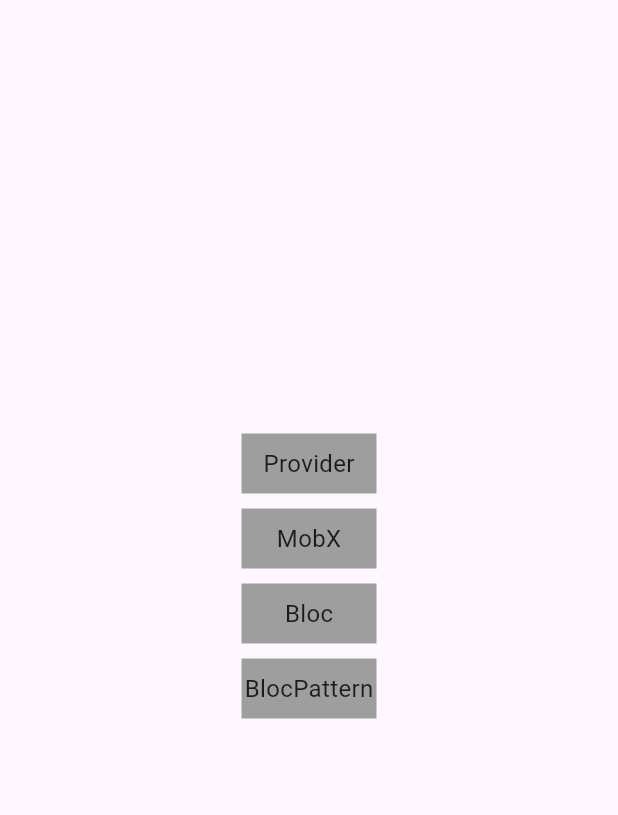
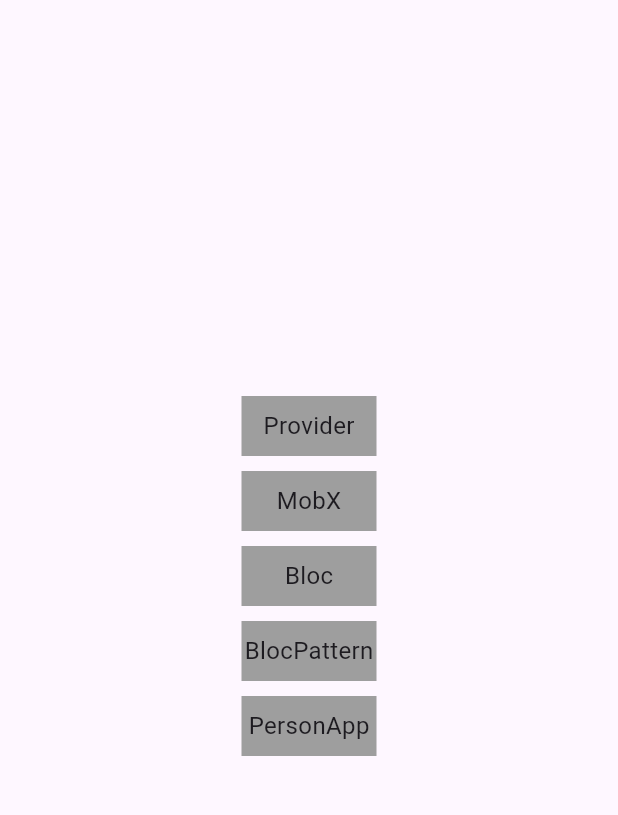
Before and after one commit to KadirKARAKAS/FlutterCourse, a Flutter app: the screen it shows after launch, on a phone screen of 412 x 824 dp, the part 84-899 px from its top. Run offline on Flutter 3.47's test engine with Material 3 defaults, Android fonts, the phone set to English and light mode, and no system bars; our stand-ins replace flutter_bloc, flutter_mobx, mobx; generated files the repository leaves out were written again.

Commit message:
savePersonListApp

```diff
--- a/lib/mainHomePage.dart
+++ b/lib/mainHomePage.dart
@@ -1,6 +1,7 @@
 import 'package:flutter/material.dart';
 import 'package:setstate1/BlocPattern/homePage.dart';
 import 'package:setstate1/MobxPages/mobXHomeP.dart';
+import 'package:setstate1/PersonsApp/Pages/personHomePage.dart';
 
 import 'Bloc/blocHomePage.dart';
 import 'ProviderPages/providerHomePage.dart';
@@ -102,6 +103,26 @@
                   style: TextStyle(fontSize: 16),
                 )),
               ),
+            ),
+            const SizedBox(height: 10),
+            InkWell(
+              onTap: () {
+                Navigator.push(
+                    context,
+                    MaterialPageRoute(
+                      builder: (context) => const PersonHomePage(),
+                    ));
+              },
+              child: Container(
+                width: 90,
+                height: 40,
+                color: Colors.grey,
+                child: const Center(
+                    child: Text(
+                  "PersonApp",
+                  style: TextStyle(fontSize: 16),
+                )),
+              ),
             )
           ],
         ),
--- a/pubspec.yaml
+++ b/pubspec.yaml
@@ -29,7 +29,7 @@
 # versions available, run `flutter pub outdated`.
 dependencies:
   flutter:
-    sdk: flutter,
+    sdk: flutter
 
 
   # The following adds the Cupertino Icons font to your application.
```
Also changed, not shown: lib/PersonsApp/Pages/addPersonPage.dart (added, +25 -0 lines), lib/PersonsApp/Pages/personDetailPage.dart (added, +25 -0 lines), lib/PersonsApp/Pages/personHomePage.dart (added, +25 -0 lines).
